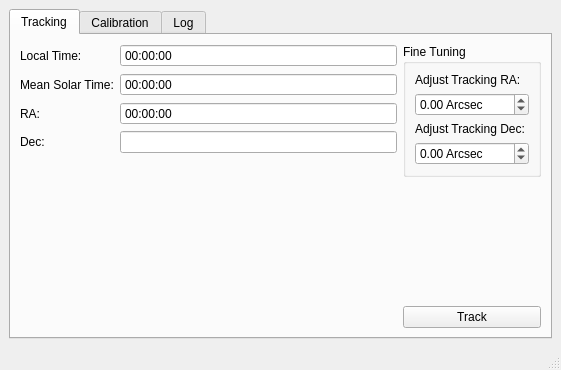
First picture: the form in solar_drive.ui, repository badders/solar_drive, before the edit.
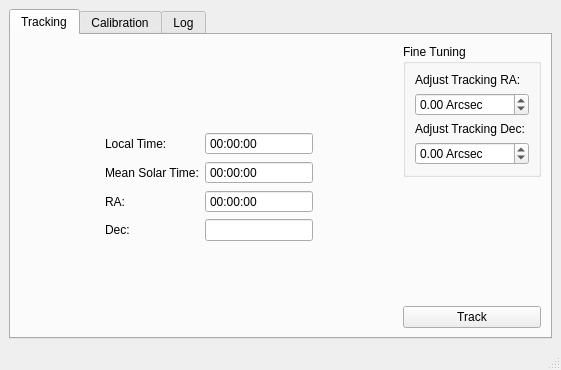
Second picture: the form after the edit. The open tabs and pages were chosen to show the change.

Diff of the .ui file:
```diff
--- a/solar_drive.ui
+++ b/solar_drive.ui
@@ -25,9 +25,22 @@
         <string>Tracking</string>
        </attribute>
        <layout class="QHBoxLayout" name="horizontalLayout">
+        <item>
+         <spacer name="horizontalSpacer_2">
+          <property name="orientation">
+           <enum>Qt::Horizontal</enum>
+          </property>
+          <property name="sizeHint" stdset="0">
+           <size>
+            <width>40</width>
+            <height>20</height>
+           </size>
+          </property>
+         </spacer>
+        </item>
         <item>
          <layout class="QGridLayout" name="gridLayout">
-          <item row="0" column="1">
+          <item row="1" column="1">
            <widget class="QTimeEdit" name="localTime">
             <property name="readOnly">
              <bool>true</bool>
@@ -49,21 +62,21 @@
             </property>
            </widget>
           </item>
-          <item row="3" column="0">
+          <item row="4" column="0">
            <widget class="QLabel" name="label_8">
             <property name="text">
              <string>Dec:</string>
             </property>
            </widget>
           </item>
-          <item row="0" column="0">
+          <item row="1" column="0">
            <widget class="QLabel" name="label_5">
             <property name="text">
              <string>Local Time:</string>
             </property>
            </widget>
           </item>
-          <item row="1" column="1">
+          <item row="2" column="1">
            <widget class="QTimeEdit" name="solarTime">
             <property name="readOnly">
              <bool>true</bool>
@@ -79,22 +92,58 @@
             </property>
            </widget>
           </item>
-          <item row="1" column="0">
+          <item row="5" column="0">
+           <spacer name="verticalSpacer_3">
+            <property name="orientation">
+             <enum>Qt::Vertical</enum>
+            </property>
+            <property name="sizeHint" stdset="0">
+             <size>
+              <width>20</width>
+              <height>40</height>
+             </size>
+            </property>
+           </spacer>
+          </item>
+          <item row="4" column="1">
+           <widget class="QLineEdit" name="decDisplay">
+            <property name="readOnly">
+             <bool>true</bool>
+            </property>
+           </widget>
+          </item>
+          <item row="2" column="0">
            <widget class="QLabel" name="label_6">
             <property name="text">
              <string>Mean Solar Time:</string>
             </property>
            </widget>
           </item>
-          <item row="2" column="0">
+          <item row="3" column="1">
+           <widget class="QTimeEdit" name="raDisplay">
+            <property name="readOnly">
+             <bool>true</bool>
+            </property>
+            <property name="buttonSymbols">
+             <enum>QAbstractSpinBox::NoButtons</enum>
+            </property>
+            <property name="keyboardTracking">
+             <bool>false</bool>
+            </property>
+            <property name="displayFormat">
+             <string>HH:mm:ss</string>
+            </property>
+           </widget>
+          </item>
+          <item row="3" column="0">
            <widget class="QLabel" name="label_7">
             <property name="text">
              <string>RA:</string>
             </property>
            </widget>
           </item>
-          <item row="4" column="0">
-           <spacer name="verticalSpacer_3">
+          <item row="0" column="0">
+           <spacer name="verticalSpacer_5">
             <property name="orientation">
              <enum>Qt::Vertical</enum>
             </property>
@@ -106,31 +155,21 @@
             </property>
            </spacer>
           </item>
-          <item row="2" column="1">
-           <widget class="QTimeEdit" name="raDisplay">
-            <property name="readOnly">
-             <bool>true</bool>
-            </property>
-            <property name="buttonSymbols">
-             <enum>QAbstractSpinBox::NoButtons</enum>
-            </property>
-            <property name="keyboardTracking">
-             <bool>false</bool>
-            </property>
-            <property name="displayFormat">
-             <string>HH:mm:ss</string>
-            </property>
-           </widget>
-          </item>
-          <item row="3" column="1">
-           <widget class="QLineEdit" name="decDisplay">
-            <property name="readOnly">
-             <bool>true</bool>
-            </property>
-           </widget>
-          </item>
          </layout>
         </item>
+        <item>
+         <spacer name="horizontalSpacer">
+          <property name="orientation">
+           <enum>Qt::Horizontal</enum>
+          </property>
+          <property name="sizeHint" stdset="0">
+           <size>
+            <width>40</width>
+            <height>20</height>
+           </size>
+          </property>
+         </spacer>
+        </item>
         <item>
          <layout class="QVBoxLayout" name="verticalLayout_7">
           <item>
```
Left out of the diff: 2 changed lines with no effect on the pictures.
